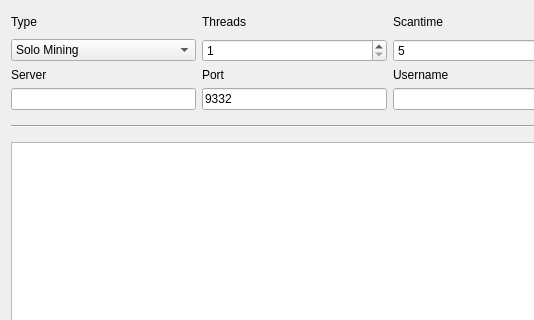
Old version of the form src/qt/forms/miningpage.ui in the repository GhostLion/GameCoin; both pictures show x 0 to 534 and y 0 to 320 of the 780 by 636 pixel window.
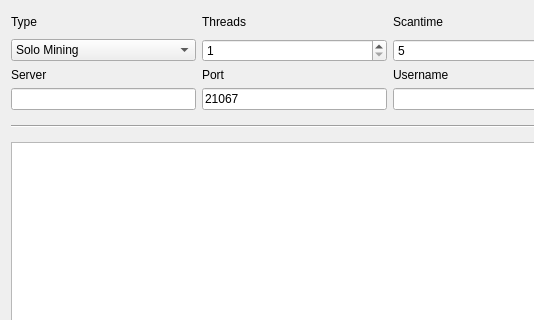
New version of the form.

Diff of the .ui file:
```diff
--- a/src/qt/forms/miningpage.ui
+++ b/src/qt/forms/miningpage.ui
@@ -231,7 +231,7 @@
       <bool>true</bool>
      </property>
      <property name="text">
-      <string>9332</string>
+      <string>21067</string>
      </property>
      <property name="value" stdset="0">
       <number>9332</number>
```
